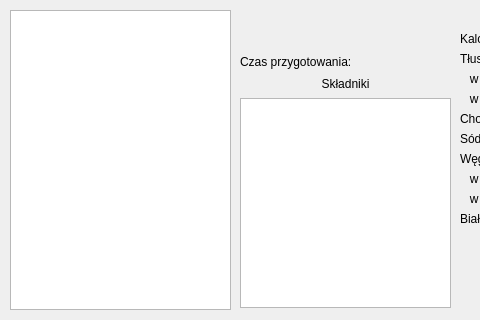
Valumior/KsiazKuch, file KsiazKuch/showprzepisydialog.ui: the form before one commit; both pictures show x 0 to 480 and y 0 to 320 of the 950 by 320 pixel window.
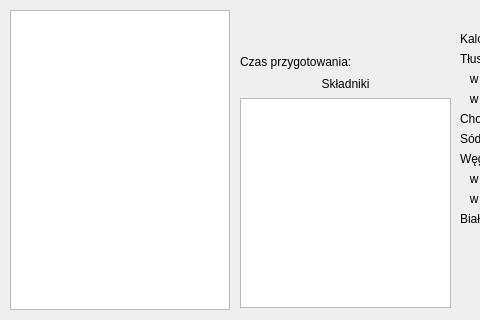
The form after the commit.

The edit to the form file:
```diff
--- a/KsiazKuch/showprzepisydialog.ui
+++ b/KsiazKuch/showprzepisydialog.ui
@@ -28,22 +28,6 @@
   <property name="windowTitle">
    <string>Twoje przepisy</string>
   </property>
-  <widget class="QListView" name="przepisyListView">
-   <property name="geometry">
-    <rect>
-     <x>10</x>
-     <y>10</y>
-     <width>221</width>
-     <height>300</height>
-    </rect>
-   </property>
-   <property name="minimumSize">
-    <size>
-     <width>220</width>
-     <height>300</height>
-    </size>
-   </property>
-  </widget>
   <widget class="QWidget" name="verticalLayoutWidget">
    <property name="geometry">
     <rect>
@@ -398,6 +382,28 @@
     </item>
    </layout>
   </widget>
+  <widget class="QListWidget" name="przepisyListWidget">
+   <property name="geometry">
+    <rect>
+     <x>10</x>
+     <y>10</y>
+     <width>220</width>
+     <height>300</height>
+    </rect>
+   </property>
+   <property name="minimumSize">
+    <size>
+     <width>220</width>
+     <height>300</height>
+    </size>
+   </property>
+   <property name="maximumSize">
+    <size>
+     <width>220</width>
+     <height>300</height>
+    </size>
+   </property>
+  </widget>
  </widget>
  <resources/>
  <connections/>
```
